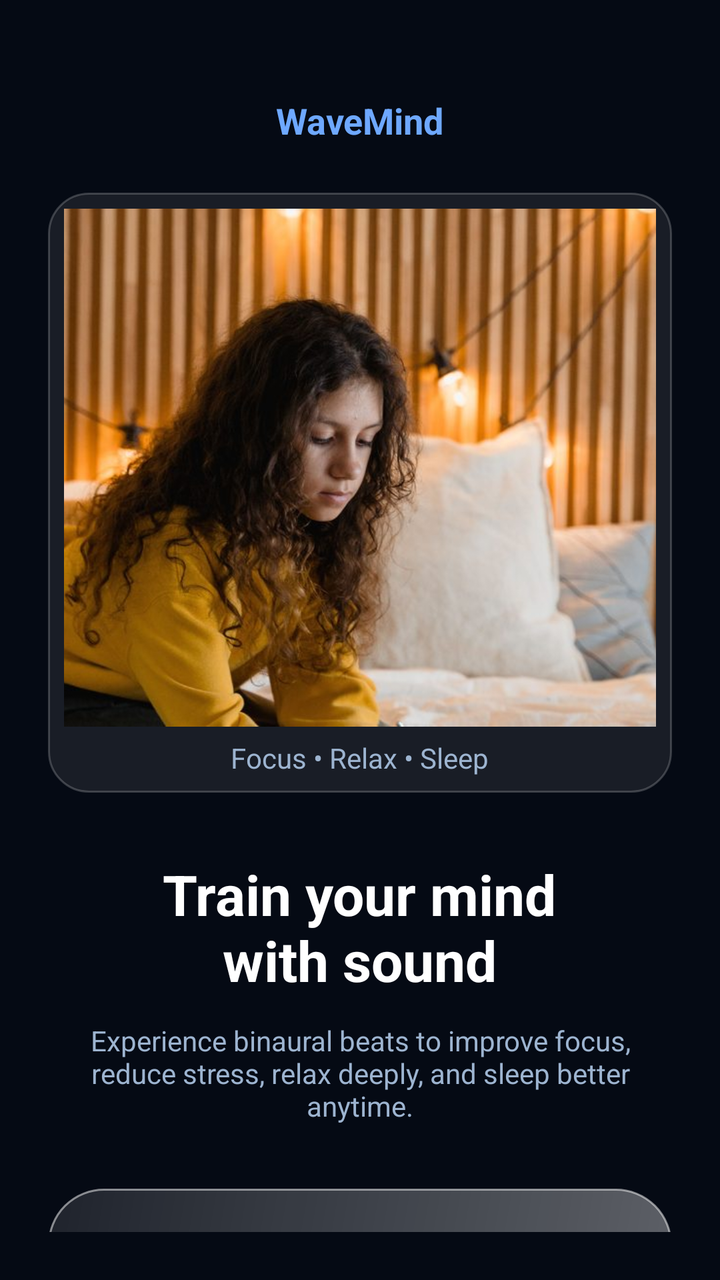
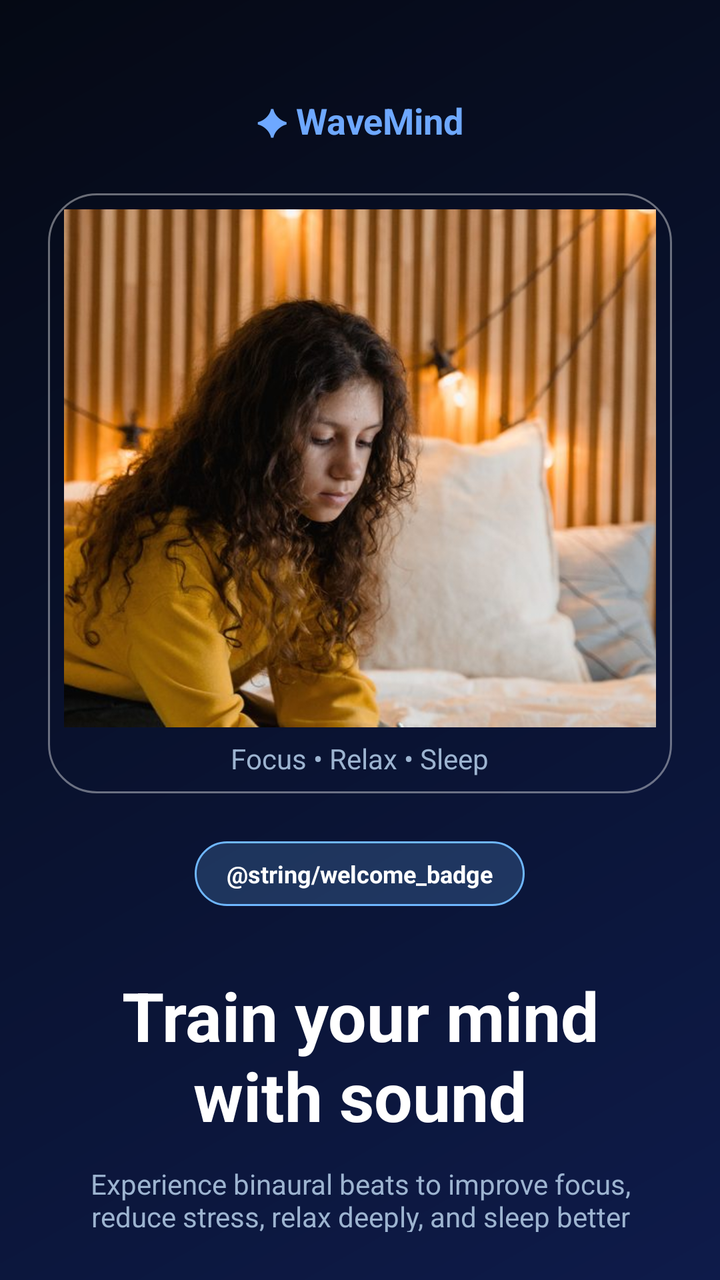

An Android layout rendered at two revisions. The XML below is the earlier revision; the diff shows what the commit changed to produce the second picture.
<!-- AndroidManifest.xml: application theme Theme.WaveMind -->
<!-- res/layout/activity_main.xml -->
<?xml version="1.0" encoding="utf-8"?>
<ViewFlipper xmlns:android="http://schemas.android.com/apk/res/android"
    android:id="@+id/flipper"
    android:layout_width="match_parent"
    android:layout_height="match_parent"
    android:background="@color/bg_black">

    
    <LinearLayout
        android:layout_width="match_parent"
        android:layout_height="match_parent"
        android:orientation="vertical"
        android:padding="24dp"
        android:gravity="center_horizontal">

        <TextView
            android:layout_width="wrap_content"
            android:layout_height="wrap_content"
            android:text="WaveMind"
            android:textColor="@color/blue_light"
            android:textSize="18sp"
            android:textStyle="bold"
            android:layout_marginTop="24dp" />

        <LinearLayout
            android:layout_width="match_parent"
            android:layout_height="300dp"
            android:layout_marginTop="24dp"
            android:background="@drawable/bg_card"
            android:orientation="vertical"
            android:padding="8dp">
            <ImageView
                android:id="@+id/welcome_img_main"
                android:layout_width="match_parent"
                android:layout_height="0dp"
                android:layout_weight="1"
                android:src="@drawable/welcome_study"
                android:scaleType="centerCrop"
                android:contentDescription="Studying at night" />
            <TextView
                android:layout_width="wrap_content"
                android:layout_height="wrap_content"
                android:layout_gravity="center_horizontal"
                android:text="Focus • Relax • Sleep"
                android:textColor="@color/text_muted"
                android:textSize="14sp"
                android:layout_marginTop="6dp" />
        </LinearLayout>

        <TextView
            android:layout_width="wrap_content"
            android:layout_height="wrap_content"
            android:text="@string/welcome_title"
            android:textColor="@color/white"
            android:textSize="28sp"
            android:textStyle="bold"
            android:gravity="center"
            android:layout_marginTop="32dp" />

        <TextView
            android:layout_width="280dp"
            android:layout_height="wrap_content"
            android:text="@string/welcome_sub"
            android:textColor="@color/text_muted"
            android:textSize="14sp"
            android:gravity="center"
            android:layout_marginTop="12dp" />

        <Button
            android:id="@+id/btn_start"
            android:layout_width="match_parent"
            android:layout_height="56dp"
            android:layout_marginTop="32dp"
            android:background="@drawable/bg_button_blue"
            android:text="Start  →"
            android:textColor="@color/white"
            android:textSize="17sp"
            android:textStyle="bold" />
    </LinearLayout>

    
    <ScrollView
        android:layout_width="match_parent"
        android:layout_height="match_parent">
        <LinearLayout
            android:layout_width="match_parent"
            android:layout_height="wrap_content"
            android:orientation="vertical"
            android:padding="20dp">

            <LinearLayout
                android:layout_width="match_parent"
                android:layout_height="wrap_content"
                android:orientation="horizontal"
                android:gravity="center_vertical">
                <TextView
                    android:layout_width="48dp"
                    android:layout_height="48dp"
                    android:background="@drawable/bg_circle_button"
                    android:gravity="center"
                    android:text="R"
                    android:textColor="@color/white"
                    android:textSize="20sp"
                    android:textStyle="bold" />
                <TextView
                    android:layout_width="wrap_content"
                    android:layout_height="wrap_content"
                    android:text="WaveMind"
                    android:textColor="@color/white"
                    android:textSize="16sp"
                    android:textStyle="bold"
                    android:layout_marginStart="12dp" />
            </LinearLayout>

            <TextView
                android:layout_width="wrap_content"
                android:layout_height="wrap_content"
                android:text="@string/home_title"
                android:textColor="@color/white"
                android:textSize="26sp"
                android:textStyle="bold"
                android:layout_marginTop="20dp" />

            <HorizontalScrollView
                android:layout_width="match_parent"
                android:layout_height="wrap_content"
                android:layout_marginTop="16dp"
                android:scrollbars="none">
                <LinearLayout
                    android:id="@+id/chip_row"
                    android:layout_width="wrap_content"
                    android:layout_height="wrap_content"
                    android:orientation="horizontal" />
            </HorizontalScrollView>

            <LinearLayout
                android:id="@+id/mode_list"
                android:layout_width="match_parent"
                android:layout_height="wrap_content"
                android:orientation="vertical"
                android:layout_marginTop="8dp" />

            <TextView
                android:layout_width="wrap_content"
                android:layout_height="wrap_content"
                android:text="Real binaural beats — live generated tones, no recordings. Headphones required."
                android:textColor="@color/text_muted"
                android:textSize="12sp"
                android:layout_marginTop="16dp" />
        </LinearLayout>
    </ScrollView>

    
    <ScrollView
        android:layout_width="match_parent"
        android:layout_height="match_parent">
        <LinearLayout
            android:layout_width="match_parent"
            android:layout_height="wrap_content"
            android:orientation="vertical"
            android:padding="20dp"
            android:gravity="center_horizontal">

            <LinearLayout
                android:layout_width="match_parent"
                android:layout_height="wrap_content"
                android:orientation="horizontal"
                android:gravity="center_vertical">
                <ImageButton
                    android:id="@+id/btn_player_back"
                    android:layout_width="44dp"
                    android:layout_height="44dp"
                    android:background="@drawable/bg_circle_button"
                    android:src="@android:drawable/ic_media_previous"
                    android:contentDescription="Back" />
                <TextView
                    android:layout_width="0dp"
                    android:layout_height="wrap_content"
                    android:layout_weight="1"
                    android:text="Now Playing"
                    android:textColor="@color/white"
                    android:textSize="16sp"
                    android:textStyle="bold"
                    android:gravity="center" />
                <View
                    android:layout_width="44dp"
                    android:layout_height="44dp" />
            </LinearLayout>

            <ImageView
                android:id="@+id/player_art"
                android:layout_width="220dp"
                android:layout_height="220dp"
                android:layout_marginTop="28dp"
                android:src="@drawable/thumb_sleep"
                android:scaleType="centerCrop"
                android:contentDescription="Now playing art" />

            <TextView
                android:layout_width="wrap_content"
                android:layout_height="wrap_content"
                android:text="@string/relaxing"
                android:textColor="@color/text_muted"
                android:textSize="14sp"
                android:layout_marginTop="20dp" />

            <TextView
                android:id="@+id/player_timer"
                android:layout_width="wrap_content"
                android:layout_height="wrap_content"
                android:text="30:00"
                android:textColor="@color/white"
                android:textSize="44sp"
                android:textStyle="bold" />

            <TextView
                android:id="@+id/player_title"
                android:layout_width="wrap_content"
                android:layout_height="wrap_content"
                android:text="Deep Sleep"
                android:textColor="@color/white"
                android:textSize="20sp"
                android:textStyle="bold"
                android:layout_marginTop="8dp" />

            <TextView
                android:id="@+id/player_tag"
                android:layout_width="wrap_content"
                android:layout_height="wrap_content"
                android:text="Delta 3 Hz • 100 Hz / 103 Hz"
                android:textColor="@color/text_muted"
                android:textSize="13sp"
                android:layout_marginTop="4dp" />

            <TextView
                android:id="@+id/headphone_warning"
                android:layout_width="match_parent"
                android:layout_height="wrap_content"
                android:text="@string/headphone_warning"
                android:textColor="#FFB74D"
                android:textSize="13sp"
                android:gravity="center"
                android:layout_marginTop="12dp"
                android:visibility="gone" />

            <TextView
                android:id="@+id/timer_label"
                android:layout_width="wrap_content"
                android:layout_height="wrap_content"
                android:text="Timer: 30 min — auto-stop"
                android:textColor="@color/text_muted"
                android:textSize="13sp"
                android:layout_marginTop="20dp" />

            <LinearLayout
                android:id="@+id/timer_row"
                android:layout_width="wrap_content"
                android:layout_height="wrap_content"
                android:orientation="horizontal"
                android:layout_marginTop="8dp" />

            <TextView
                android:layout_width="wrap_content"
                android:layout_height="wrap_content"
                android:text="@string/volume"
                android:textColor="@color/text_muted"
                android:textSize="13sp"
                android:layout_marginTop="16dp" />

            <SeekBar
                android:id="@+id/volume_bar"
                android:layout_width="match_parent"
                android:layout_height="wrap_content"
                android:max="100"
                android:progress="45"
                android:layout_marginTop="4dp" />

            
            
            <TextView
                android:layout_width="wrap_content"
                android:layout_height="wrap_content"
                android:text="Mix Background Sound"
                android:textColor="@color/white"
                android:textSize="17sp"
                android:textStyle="bold"
                android:layout_marginTop="28dp" />

            <TextView
                android:layout_width="wrap_content"
                android:layout_height="wrap_content"
                android:text="Real recordings — Mixkit / Freesound, free licence. Default: Pure Beat only."
                android:textColor="@color/text_muted"
                android:textSize="12sp"
                android:gravity="center"
                android:layout_marginTop="4dp" />

            <TextView
                android:id="@+id/mixer_label"
                android:layout_width="wrap_content"
                android:layout_height="wrap_content"
                android:text="Mix: Pure Beat"
                android:textColor="@color/blue_light"
                android:textSize="13sp"
                android:textStyle="bold"
                android:layout_marginTop="8dp" />

            <LinearLayout
                android:id="@+id/mixer_container"
                android:layout_width="match_parent"
                android:layout_height="wrap_content"
                android:orientation="vertical"
                android:layout_marginTop="8dp" />

            <TextView
                android:layout_width="wrap_content"
                android:layout_height="wrap_content"
                android:text="Background volume"
                android:textColor="@color/text_muted"
                android:textSize="13sp"
                android:layout_marginTop="12dp" />

            <SeekBar
                android:id="@+id/mixer_volume_bar"
                android:layout_width="match_parent"
                android:layout_height="wrap_content"
                android:max="100"
                android:progress="30"
                android:layout_marginTop="4dp" />

            <LinearLayout
                android:layout_width="match_parent"
                android:layout_height="wrap_content"
                android:orientation="horizontal"
                android:gravity="center"
                android:layout_marginTop="20dp">
                <ImageButton
                    android:id="@+id/btn_stop"
                    android:layout_width="56dp"
                    android:layout_height="56dp"
                    android:background="@drawable/bg_circle_button"
                    android:src="@android:drawable/ic_menu_close_clear_cancel"
                    android:contentDescription="Stop" />
                <ImageButton
                    android:id="@+id/btn_play_pause"
                    android:layout_width="84dp"
                    android:layout_height="84dp"
                    android:layout_marginStart="24dp"
                    android:layout_marginEnd="24dp"
                    android:background="@drawable/bg_button_blue"
                    android:src="@android:drawable/ic_media_play"
                    android:contentDescription="Play / Pause"
                    android:scaleType="center" />
                <View
                    android:layout_width="56dp"
                    android:layout_height="56dp" />
            </LinearLayout>

            <TextView
                android:layout_width="wrap_content"
                android:layout_height="wrap_content"
                android:text="Plays in background &amp; offline. Screen off bhi chalega."
                android:textColor="@color/text_muted"
                android:textSize="12sp"
                android:layout_marginTop="16dp" />
        </LinearLayout>
    </ScrollView>
</ViewFlipper>
<!-- resources referenced by this layout -->
<resources>
  <color name="bg_black">#050A14</color>
  <color name="blue_light">#6EA8FF</color>
  <color name="text_muted">#9DB4D0</color>
  <color name="white">#FFFFFF</color>
  <!-- drawable bg_button_blue (drawable) -->
  <?xml version="1.0" encoding="utf-8"?>
  <shape xmlns:android="http://schemas.android.com/apk/res/android" android:shape="rectangle">
      <gradient android:angle="135" android:startColor="#59FFFFFF" android:endColor="#1AFFFFFF" android:type="linear" /><stroke android:width="1dp" android:color="#80FFFFFF" /><corners android:radius="28dp" />
  </shape>
  <!-- drawable bg_card (drawable) -->
  <?xml version="1.0" encoding="utf-8"?>
  <shape xmlns:android="http://schemas.android.com/apk/res/android" android:shape="rectangle">
      <solid android:color="#14FFFFFF" /><stroke android:width="1dp" android:color="#33FFFFFF" /><corners android:radius="20dp" />
  </shape>
  <!-- drawable bg_circle_button (drawable) -->
  <?xml version="1.0" encoding="utf-8"?>
  <shape xmlns:android="http://schemas.android.com/apk/res/android" android:shape="oval">
      <solid android:color="#1AFFFFFF" /><stroke android:width="1dp" android:color="#40FFFFFF" />
  </shape>
  <string name="headphone_warning">Headphones / earbuds lagao — binaural beat bina unke kaam nahi karta. Speaker se dono tone mix ho jate hain.</string>
  <string name="home_title">How can I help\nyou today?</string>
  <string name="relaxing">Relaxing</string>
  <string name="volume">Volume</string>
  <string name="welcome_sub">Experience binaural beats to improve focus, reduce stress, relax deeply, and sleep better anytime.</string>
  <string name="welcome_title">Train your mind\nwith sound</string>
  <color name="blue">#2E7CF6</color>
  <!-- unchanged entries left out for length: 3 -->
</resources>

<!-- the commit's change to res/layout/activity_main.xml (unified diff, before → after) -->
@@ -3,7 +3,7 @@
     android:id="@+id/flipper"
     android:layout_width="match_parent"
     android:layout_height="match_parent"
-    android:background="@color/bg_black">
+    android:background="@drawable/bg_gradient_navy">
 
     
     <LinearLayout
@@ -16,7 +16,7 @@
         <TextView
             android:layout_width="wrap_content"
             android:layout_height="wrap_content"
-            android:text="WaveMind"
+            android:text="✦ WaveMind"
             android:textColor="@color/blue_light"
             android:textSize="18sp"
             android:textStyle="bold"
@@ -26,7 +26,7 @@
             android:layout_width="match_parent"
             android:layout_height="300dp"
             android:layout_marginTop="24dp"
-            android:background="@drawable/bg_card"
+            android:background="@drawable/bg_hero_glass"
             android:orientation="vertical"
             android:padding="8dp">
             <ImageView
@@ -50,9 +50,23 @@
         <TextView
             android:layout_width="wrap_content"
             android:layout_height="wrap_content"
+            android:text="@string/welcome_badge"
+            android:textColor="@color/white"
+            android:textSize="12sp"
+            android:textStyle="bold"
+            android:background="@drawable/bg_chip_selected"
+            android:paddingStart="16dp"
+            android:paddingEnd="16dp"
+            android:paddingTop="8dp"
+            android:paddingBottom="8dp"
+            android:layout_marginTop="24dp" />
+
+        <TextView
+            android:layout_width="wrap_content"
+            android:layout_height="wrap_content"
             android:text="@string/welcome_title"
             android:textColor="@color/white"
-            android:textSize="28sp"
+            android:textSize="34sp"
             android:textStyle="bold"
             android:gravity="center"
             android:layout_marginTop="32dp" />
@@ -66,13 +80,25 @@
             android:gravity="center"
             android:layout_marginTop="12dp" />
 
+        <TextView
+            android:layout_width="280dp"
+            android:layout_height="wrap_content"
+            android:text="@string/welcome_benefit"
+            android:textColor="@color/text_muted"
+            android:textSize="14sp"
+            android:textStyle="bold"
+            android:gravity="center"
+            android:layout_marginTop="10dp" />
+
         <Button
             android:id="@+id/btn_start"
             android:layout_width="match_parent"
             android:layout_height="56dp"
             android:layout_marginTop="32dp"
-            android:background="@drawable/bg_button_blue"
-            android:text="Start  →"
+            android:background="@drawable/bg_start_glass"
+            android:drawableStart="@drawable/ic_arrow_circle"
+            android:drawablePadding="12dp"
+            android:text="Start  >>>"
             android:textColor="@color/white"
             android:textSize="17sp"
             android:textStyle="bold" />
@@ -117,7 +143,7 @@
                 android:layout_height="wrap_content"
                 android:text="@string/home_title"
                 android:textColor="@color/white"
-                android:textSize="26sp"
+                android:textSize="30sp"
                 android:textStyle="bold"
                 android:layout_marginTop="20dp" />
 
@@ -187,14 +213,21 @@
                     android:layout_height="44dp" />
             </LinearLayout>
 
-            <ImageView
-                android:id="@+id/player_art"
-                android:layout_width="220dp"
-                android:layout_height="220dp"
+            <FrameLayout
+                android:id="@+id/player_ring"
+                android:layout_width="236dp"
+                android:layout_height="236dp"
                 android:layout_marginTop="28dp"
-                android:src="@drawable/thumb_sleep"
-                android:scaleType="centerCrop"
-                android:contentDescription="Now playing art" />
+                android:background="@drawable/bg_glass_ring"
+                android:padding="8dp">
+                <ImageView
+                    android:id="@+id/player_art"
+                    android:layout_width="match_parent"
+                    android:layout_height="match_parent"
+                    android:src="@drawable/thumb_sleep"
+                    android:scaleType="centerCrop"
+                    android:contentDescription="Now playing art" />
+            </FrameLayout>
 
             <TextView
                 android:layout_width="wrap_content"
@@ -210,7 +243,7 @@
                 android:layout_height="wrap_content"
                 android:text="30:00"
                 android:textColor="@color/white"
-                android:textSize="44sp"
+                android:textSize="48sp"
                 android:textStyle="bold" />
 
             <TextView
@@ -280,8 +313,8 @@
             <TextView
                 android:layout_width="wrap_content"
                 android:layout_height="wrap_content"
-                android:text="Mix Background Sound"
-                android:textColor="@color/white"
+                android:text="✦ Mix Background Sound"
+                android:textColor="@color/blue_light"
                 android:textSize="17sp"
                 android:textStyle="bold"
                 android:layout_marginTop="28dp" />
@@ -347,7 +380,8 @@
                     android:layout_height="84dp"
                     android:layout_marginStart="24dp"
                     android:layout_marginEnd="24dp"
-                    android:background="@drawable/bg_button_blue"
+                    android:background="@drawable/bg_glass_play"
+                    android:tint="#0A1230"
                     android:src="@android:drawable/ic_media_play"
                     android:contentDescription="Play / Pause"
                     android:scaleType="center" />
<!-- resource entries referenced after the edit -->
@@ -4,21 +4,60 @@
   <color name="blue_light">#6EA8FF</color>
   <color name="text_muted">#9DB4D0</color>
   <color name="white">#FFFFFF</color>
-  <!-- drawable bg_button_blue (drawable) -->
+  <!-- drawable bg_chip_selected (drawable) -->
   <?xml version="1.0" encoding="utf-8"?>
   <shape xmlns:android="http://schemas.android.com/apk/res/android" android:shape="rectangle">
-      <gradient android:angle="135" android:startColor="#59FFFFFF" android:endColor="#1AFFFFFF" android:type="linear" /><stroke android:width="1dp" android:color="#80FFFFFF" /><corners android:radius="28dp" />
-  </shape>
-  <!-- drawable bg_card (drawable) -->
-  <?xml version="1.0" encoding="utf-8"?>
-  <shape xmlns:android="http://schemas.android.com/apk/res/android" android:shape="rectangle">
-      <solid android:color="#14FFFFFF" /><stroke android:width="1dp" android:color="#33FFFFFF" /><corners android:radius="20dp" />
+      <solid android:color="#336FB7FF" /><stroke android:width="1dp" android:color="#6FB7FF" /><corners android:radius="20dp" />
   </shape>
   <!-- drawable bg_circle_button (drawable) -->
   <?xml version="1.0" encoding="utf-8"?>
   <shape xmlns:android="http://schemas.android.com/apk/res/android" android:shape="oval">
       <solid android:color="#1AFFFFFF" /><stroke android:width="1dp" android:color="#40FFFFFF" />
   </shape>
+  <!-- drawable bg_glass_play (drawable) -->
+  <?xml version="1.0" encoding="utf-8"?>
+  <shape xmlns:android="http://schemas.android.com/apk/res/android" android:shape="oval">
+      <solid android:color="#FFFFFF" />
+  </shape>
+  <!-- drawable bg_glass_ring (drawable) -->
+  <?xml version="1.0" encoding="utf-8"?>
+  <shape xmlns:android="http://schemas.android.com/apk/res/android" android:shape="oval">
+      <stroke android:width="2dp" android:color="#80FFFFFF" />
+  </shape>
+  <!-- drawable bg_gradient_navy (drawable) -->
+  <?xml version="1.0" encoding="utf-8"?>
+  <shape xmlns:android="http://schemas.android.com/apk/res/android" android:shape="rectangle">
+      <gradient android:angle="135" android:startColor="#0E1B4A" android:endColor="#050914" android:type="linear" /><corners android:radius="0dp" />
+  </shape>
+  <!-- drawable bg_hero_glass (drawable) -->
+  <?xml version="1.0" encoding="utf-8"?>
+  <shape xmlns:android="http://schemas.android.com/apk/res/android" android:shape="rectangle">
+      <solid android:color="#00000000" /><stroke android:width="1dp" android:color="#66FFFFFF" /><corners android:radius="24dp" />
+  </shape>
+  <!-- drawable bg_start_glass (drawable) -->
+  <?xml version="1.0" encoding="utf-8"?>
+  <layer-list xmlns:android="http://schemas.android.com/apk/res/android">
+      <item>
+          <shape android:shape="rectangle">
+              <gradient android:angle="90" android:startColor="#59C7E8FF" android:centerColor="#2EB0C8FF" android:endColor="#14FFFFFF" android:type="linear" />
+              <stroke android:width="1dp" android:color="#CCFFFFFF" />
+              <corners android:radius="28dp" />
+          </shape>
+      </item>
+      <item android:bottom="28dp">
+          <shape android:shape="rectangle">
+              <solid android:color="#33FFFFFF" />
+              <corners android:topLeftRadius="28dp" android:topRightRadius="28dp" android:bottomLeftRadius="0dp" android:bottomRightRadius="0dp" />
+          </shape>
+      </item>
+  </layer-list>
+  <!-- drawable ic_arrow_circle (drawable) -->
+  <?xml version="1.0" encoding="utf-8"?>
+  <vector xmlns:android="http://schemas.android.com/apk/res/android"
+      android:width="28dp" android:height="28dp" android:viewportWidth="28" android:viewportHeight="28">
+      <path android:fillColor="#FFFFFF" android:pathData="M14,1a13,13 0 1,0 0,26a13,13 0 0,0 0,-26zM14,3a11,11 0 1,1 0,22a11,11 0 0,1 0,-22z"/>
+      <path android:fillColor="#0A1230" android:pathData="M8,13h11l-4,-4 1.4,-1.4L23,14l-6.6,6.4L15,19l4,-4H8z"/>
+  </vector>
   <string name="headphone_warning">Headphones / earbuds lagao — binaural beat bina unke kaam nahi karta. Speaker se dono tone mix ho jate hain.</string>
   <string name="home_title">How can I help\nyou today?</string>
   <string name="relaxing">Relaxing</string>
